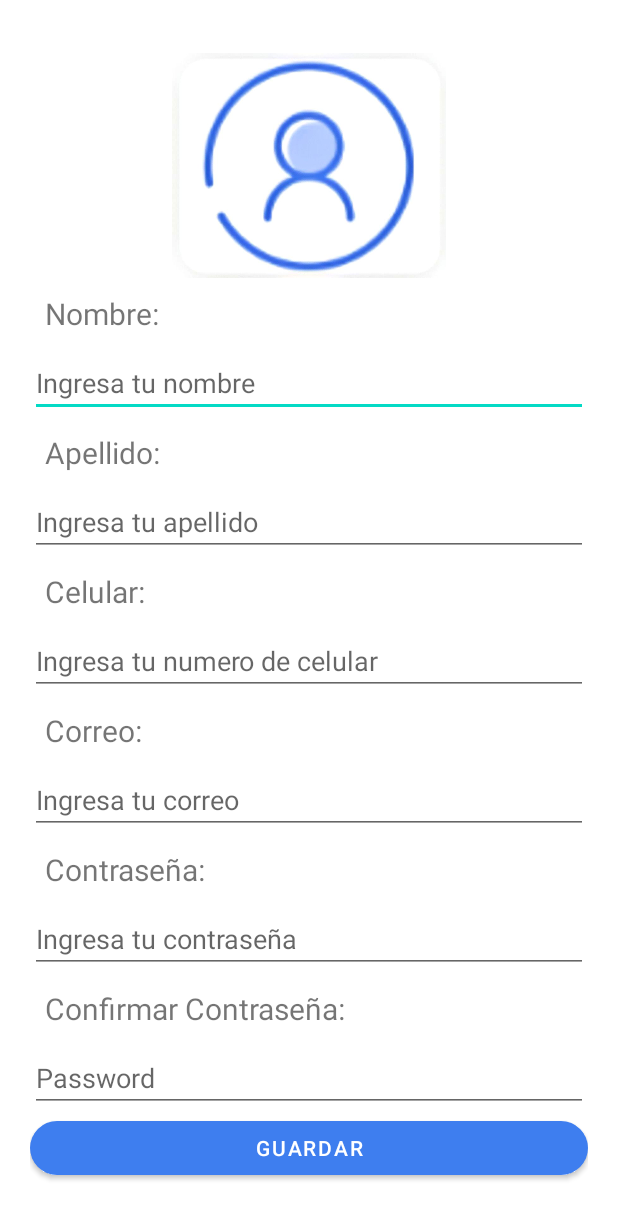
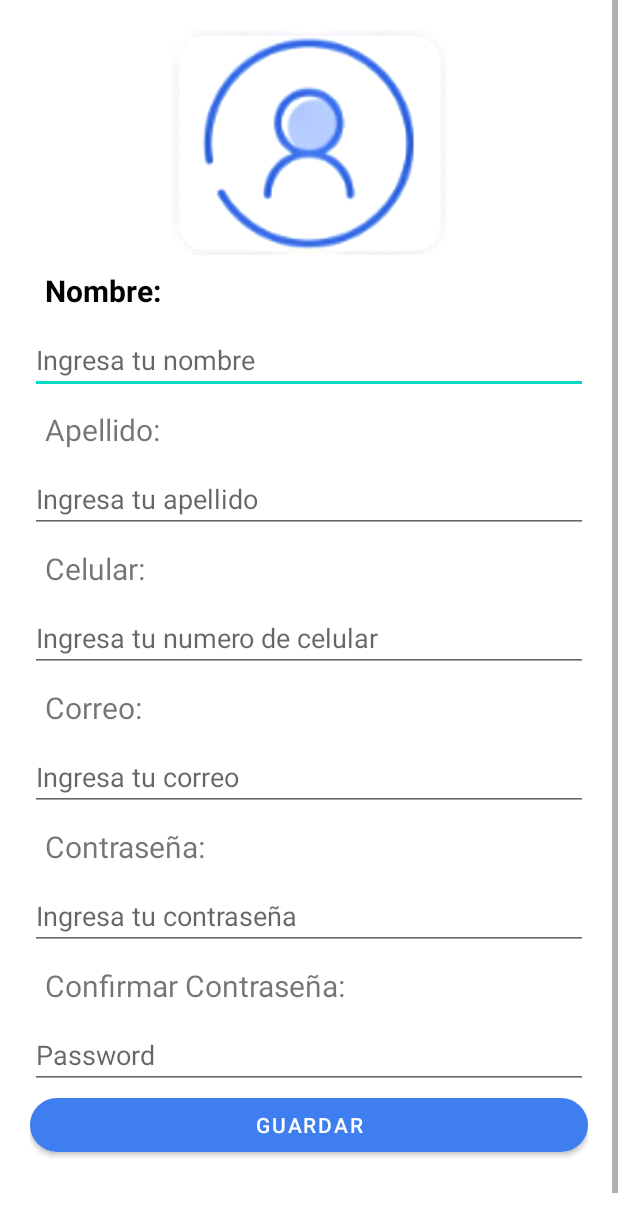
Before and after one commit to dis0400/Progra3, an Android app: the layout activity_crear_cuenta.xml on its own in the app's theme, with its tools: preview values and no code run, on a phone screen of 412 x 824 dp. Shown: the top 1232 px of the screen. Run offline under Robolectric (Android 15) with nearby library versions, the phone set to English and light mode, and no system bars.

```diff
--- a/app/build.gradle
+++ b/app/build.gradle
@@ -1,7 +1,7 @@
 plugins {
     id 'com.android.application'
     id 'org.jetbrains.kotlin.android'
-
+    id 'com.google.gms.google-services'
 }
 
 android {
--- a/app/src/main/java/com/grupod/am/MainActivity.kt
+++ b/app/src/main/java/com/grupod/am/MainActivity.kt
@@ -13,7 +13,7 @@ class MainActivity : AppCompatActivity() {
         binding = ActivityMainBinding.inflate(layoutInflater)
         setContentView(binding.root)
         binding.messageMain.setOnClickListener {
-            val intent = Intent(this, FormularioActivity::class.java)
+            val intent = Intent(this, LoginActivity::class.java)
             startActivity(intent)
         }
     }
--- a/app/src/main/res/layout/activity_confirm.xml
+++ b/app/src/main/res/layout/activity_confirm.xml
@@ -5,6 +5,7 @@
     android:layout_width="match_parent"
     android:layout_height="match_parent"
     tools:context=".ConfirmActivity">
+
     <TextView
         android:id="@+id/confirmationLayout"
         android:layout_width="wrap_content"
--- a/app/src/main/res/layout/activity_crear_cuenta.xml
+++ b/app/src/main/res/layout/activity_crear_cuenta.xml
@@ -8,31 +8,37 @@
 
     <ScrollView
         android:layout_width="match_parent"
-        android:layout_height="wrap_content"
+        android:layout_height="match_parent"
         android:fillViewport="true"
         app:layout_constraintBottom_toBottomOf="parent"
         app:layout_constraintEnd_toEndOf="parent"
-        app:layout_constraintTop_toTopOf="parent">
+        app:layout_constraintTop_toTopOf="parent"
+        app:layout_constraintVertical_bias="1.0">
+
         <LinearLayout
             android:layout_width="match_parent"
             android:layout_height="wrap_content"
-            android:orientation="vertical"
             android:layout_margin="20dp"
-            android:gravity="center">
+            android:gravity="center"
+            android:orientation="vertical">
+
             <ImageView
                 android:layout_width="match_parent"
                 android:layout_height="150dp"
                 android:contentDescription="@string/login"
                 app:srcCompat="@drawable/usuaario"
-                tools:layout_editor_absoluteY="85dp"
-                tools:ignore="MissingConstraints"/>
+                tools:ignore="MissingConstraints"
+                tools:layout_editor_absoluteY="85dp" />
+
             <TextView
                 android:id="@+id/textView1"
                 android:layout_width="match_parent"
                 android:layout_height="match_parent"
                 android:layout_margin="10dp"
-                android:text="Nombre:"
+                android:text="@string/tittlename"
+                android:textColor="@color/black"
                 android:textSize="20sp" />
+
             <EditText
                 android:id="@+id/edittextName"
                 android:layout_width="match_parent"
@@ -41,6 +47,7 @@
                 android:hint="@string/firstname"
                 android:importantForAutofill="no"
                 android:inputType="textPersonName" />
+
             <TextView
                 android:id="@+id/textView2"
                 android:layout_width="match_parent"
@@ -48,6 +55,7 @@
                 android:layout_margin="10dp"
                 android:text="Apellido:"
                 android:textSize="20sp" />
+
             <EditText
                 android:id="@+id/editLastname"
                 android:layout_width="match_parent"
@@ -55,7 +63,8 @@
                 android:ems="10"
                 android:hint="@string/lastname"
                 android:importantForAutofill="no"
-                android:inputType="textPersonName"/>
+                android:inputType="textPersonName" />
+
             <TextView
                 android:id="@+id/textView3"
                 android:layout_width="match_parent"
@@ -63,6 +72,7 @@
                 android:layout_margin="10dp"
                 android:text="Celular:"
                 android:textSize="20sp" />
+
             <EditText
                 android:id="@+id/editphone"
                 android:layout_width="match_parent"
@@ -70,7 +80,8 @@
                 android:ems="10"
                 android:hint="@string/phone"
                 android:importantForAutofill="no"
-                android:inputType="textPersonName"/>
+                android:inputType="textPersonName" />
+
             <TextView
                 android:id="@+id/textView4"
                 android:layout_width="match_parent"
@@ -78,6 +89,7 @@
                 android:layout_margin="10dp"
                 android:text="Correo:"
                 android:textSize="20sp" />
+
             <EditText
                 android:id="@+id/editmail"
                 android:layout_width="match_parent"
@@ -85,7 +97,8 @@
                 android:ems="10"
                 android:hint="@string/email"
                 android:importantForAutofill="no"
-                android:inputType="textPersonName"/>
+                android:inputType="textPersonName" />
+
             <TextView
                 android:id="@+id/textView5"
                 android:layout_width="match_parent"
@@ -101,7 +114,8 @@
                 android:ems="10"
                 android:hint="@string/password"
                 android:importantForAutofill="no"
-                android:inputType="textPassword"/>
+                android:inputType="textPassword" />
+
             <TextView
                 android:id="@+id/textView6"
                 android:layout_width="match_parent"
@@ -109,6 +123,7 @@
                 android:layout_margin="10dp"
                 android:text="Confirmar Contraseña:"
                 android:textSize="20sp" />
+
             <EditText
                 android:id="@+id/editTextConfimPass"
                 android:layout_width="match_parent"
@@ -116,14 +131,22 @@
                 android:ems="10"
                 android:hint="Password"
                 android:importantForAutofill="no"
-                android:inputType="textPassword"/>
+                android:inputType="textPassword" />
+
             <Button
                 android:id="@+id/buttonNew"
                 style="@style/button"
                 android:layout_width="match_parent"
                 android:layout_height="wrap_content"
                 android:onClick="buttonForm"
-                android:text="GUARDAR"/>
+                android:text="GUARDAR" />
+
+            <View
+                android:layout_width="match_parent"
+                android:layout_height="80dp"
+
+                android:background="@color/white"/>
+
         </LinearLayout>
 
     </ScrollView>
--- a/app/src/main/res/values-night/themes.xml
+++ b/app/src/main/res/values-night/themes.xml
@@ -1,6 +1,6 @@
 <resources xmlns:tools="http://schemas.android.com/tools">
     <!-- Base application theme. -->
-    <style name="Theme.AM" parent="Theme.MaterialComponents.DayNight.DarkActionBar">
+    <style name="Theme.AM" parent="Theme.MaterialComponents.DayNight.NoActionBar">
         <!-- Primary brand color. -->
         <item name="colorPrimary">@color/purple_200</item>
         <item name="colorPrimaryVariant">@color/purple_700</item>
--- a/app/src/main/res/values/strings.xml
+++ b/app/src/main/res/values/strings.xml
@@ -1,6 +1,8 @@
 <resources>
     <string name="app_name">AM</string>
     <string name="confirmacion">Su confirmacion se ha realizado con exito.</string>
+
+    <string name="tittlename"><b>Nombre: </b></string>
 
     <!-- Pantalla Login -->
     <string name="login">Ingresar Directamente</string>
--- a/app/src/main/res/values/themes.xml
+++ b/app/src/main/res/values/themes.xml
@@ -1,6 +1,6 @@
 <resources xmlns:tools="http://schemas.android.com/tools">
     <!-- Base application theme. -->
-    <style name="Theme.AM" parent="Theme.MaterialComponents.DayNight.DarkActionBar">
+    <style name="Theme.AM" parent="Theme.MaterialComponents.DayNight.NoActionBar">
         <!-- Primary brand color. -->
         <item name="colorPrimary">@color/purple_500</item>
         <item name="colorPrimaryVariant">@color/purple_700</item>
```
Also changed, not shown: app/src/main/java/com/grupod/am/FormularioActivity.kt (+23 -8 lines), app/src/main/java/com/grupod/am/LoginActivity.kt (+19 -11 lines).
